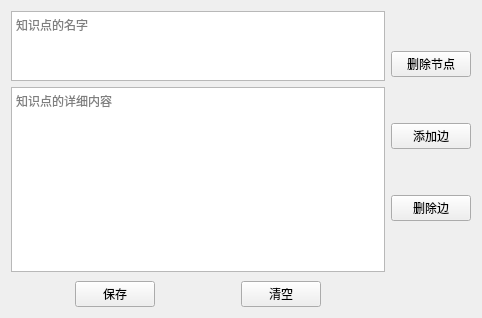
The window that tdetail.ui (madderscientist/KiloGraph) describes before a commit, drawn with Qt 5.
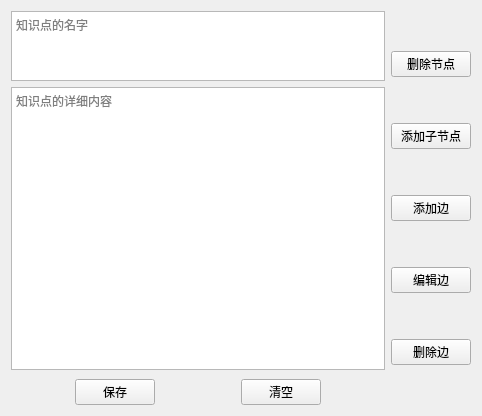
The same window after the commit. Icons and pictures are not drawn.

```diff
--- a/tdetail.ui
+++ b/tdetail.ui
@@ -7,7 +7,7 @@
     <x>0</x>
     <y>0</y>
     <width>482</width>
-    <height>318</height>
+    <height>414</height>
    </rect>
   </property>
   <property name="windowTitle">
@@ -160,6 +160,29 @@
          </property>
         </widget>
        </item>
+       <item>
+        <spacer name="verticalSpacer_7">
+         <property name="orientation">
+          <enum>Qt::Vertical</enum>
+         </property>
+         <property name="sizeType">
+          <enum>QSizePolicy::Fixed</enum>
+         </property>
+         <property name="sizeHint" stdset="0">
+          <size>
+           <width>20</width>
+           <height>40</height>
+          </size>
+         </property>
+        </spacer>
+       </item>
+       <item>
+        <widget class="QPushButton" name="addV">
+         <property name="text">
+          <string>添加子节点</string>
+         </property>
+        </widget>
+       </item>
        <item>
         <spacer name="verticalSpacer_3">
          <property name="orientation">
@@ -193,6 +216,42 @@
          </property>
         </widget>
        </item>
+       <item>
+        <spacer name="verticalSpacer_4">
+         <property name="orientation">
+          <enum>Qt::Vertical</enum>
+         </property>
+         <property name="sizeType">
+          <enum>QSizePolicy::Fixed</enum>
+         </property>
+         <property name="sizeHint" stdset="0">
+          <size>
+           <width>20</width>
+           <height>40</height>
+          </size>
+         </property>
+        </spacer>
+       </item>
+       <item>
+        <widget class="QPushButton" name="editE">
+         <property name="cursor">
+          <cursorShape>PointingHandCursor</cursorShape>
+         </property>
+         <property name="text">
+          <string>编辑边</string>
+         </property>
+         <property name="icon">
+          <iconset resource="Style.qrc">
+           <normaloff>:/img/edit.png</normaloff>:/img/edit.png</iconset>
+         </property>
+         <property name="iconSize">
+          <size>
+           <width>30</width>
+           <height>30</height>
+          </size>
+         </property>
+        </widget>
+       </item>
        <item>
         <spacer name="verticalSpacer_2">
          <property name="orientation">
@@ -226,6 +285,22 @@
          </property>
         </widget>
        </item>
+       <item>
+        <spacer name="verticalSpacer_6">
+         <property name="orientation">
+          <enum>Qt::Vertical</enum>
+         </property>
+         <property name="sizeType">
+          <enum>QSizePolicy::Fixed</enum>
+         </property>
+         <property name="sizeHint" stdset="0">
+          <size>
+           <width>20</width>
+           <height>40</height>
+          </size>
+         </property>
+        </spacer>
+       </item>
        <item>
         <spacer name="verticalSpacer">
          <property name="orientation">
```
Left out of the diff: 15 changed lines with no effect on the pictures.
